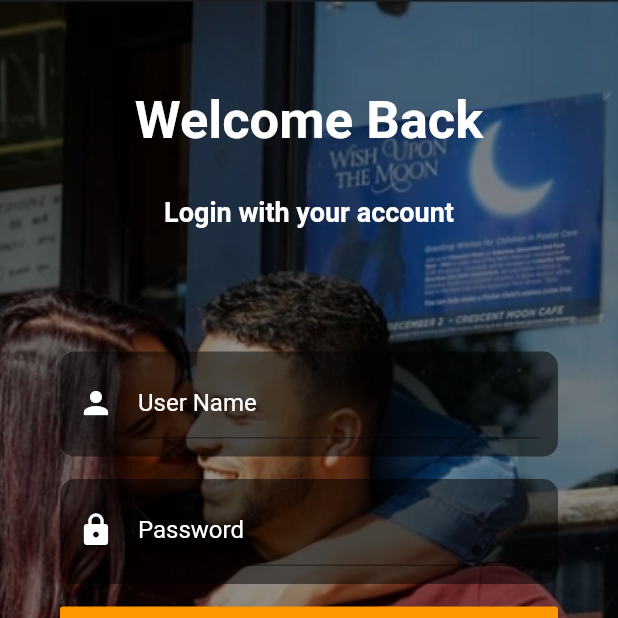
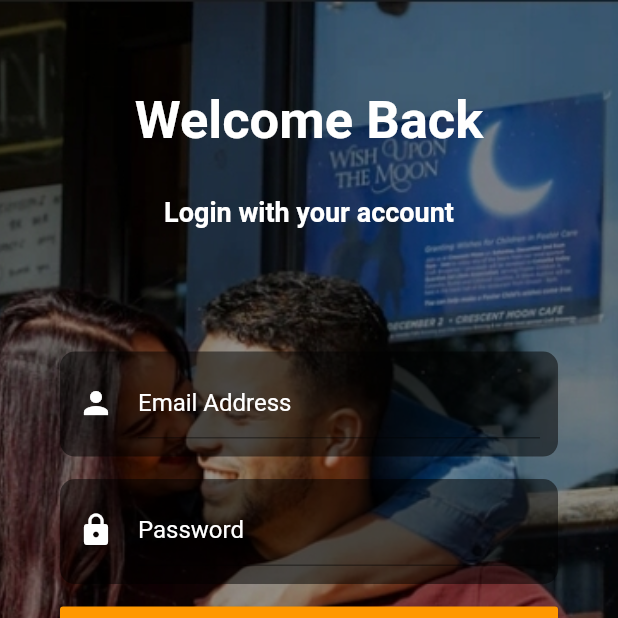
Before and after one commit to daniel199169/flutter_dating, a Flutter app: the screen it shows after launch, on a phone screen of 412 x 824 dp, the top half of it. Run offline on Flutter 3.47's test engine with Material 2 defaults, Android fonts, the phone set to English and light mode, and no system bars; our stand-ins replace badges, cloud_firestore, firebase_auth, firebase_messaging, firebase_storage, flutter_local_notifications and 10 more; missing offline and left inert: flutter_auth_buttons, google_map_location_picker, http_auth, load; accounts and stored records are empty.

Commit message:
upload version 1.0.1 to app store

```diff
--- a/lib/screens/view/homepage.dart
+++ b/lib/screens/view/homepage.dart
@@ -73,12 +73,12 @@ class _HomePageState extends State<HomePage> with TickerProviderStateMixin {
   }
 
   addLikes(String likedUid) async {
-    if (SessionManager.getUserStatus() == "Active") {
+    // if (SessionManager.getUserStatus() == "Active") {
       await LikesManager.addLikes(SessionManager.getUserId(), likedUid);
-    } else {
+    // } else {
       // if user is free user
 
-    }
+    // }
   }
 
   signOut() async {
--- a/lib/screens/view/login.dart
+++ b/lib/screens/view/login.dart
@@ -118,7 +118,7 @@ class _LoginPageState extends State<LoginPage> {
                                 Icons.person,
                                 color: Colors.white,
                               ),
-                              hintText: "User Name",
+                              hintText: "Email Address",
                               hintStyle: TextStyle(color: Colors.white)),
                         ),
                       ),
```
Also changed, not shown: 3 other files.
